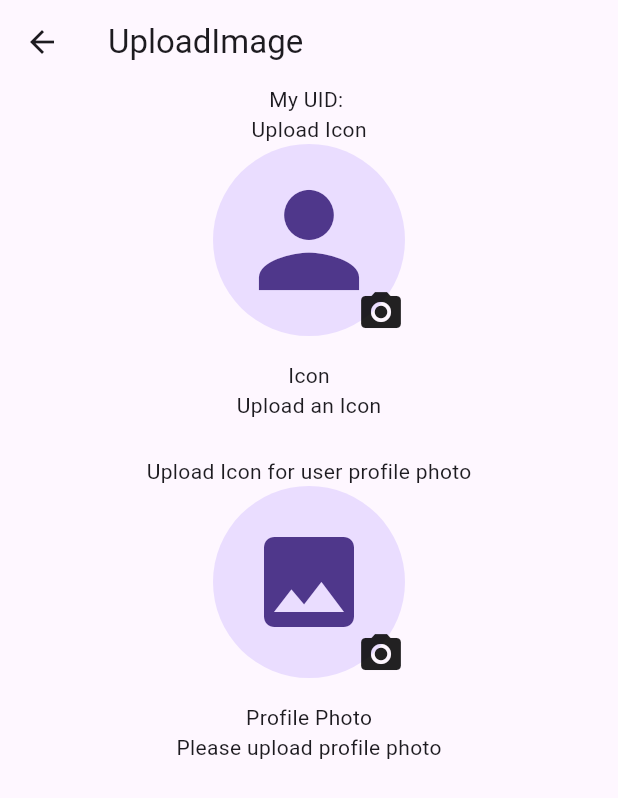
After one commit to thruthesky/easy_packages, a Flutter app: the UploadImageScreen screen opened directly, on a phone screen of 412 x 824 dp. The commit adds this screen. Shown: the top 798 px of the screen. Run offline on Flutter 3.47's test engine with Material 3 defaults, Android fonts, the phone set to English and light mode, and no system bars; our stand-ins replace cached_network_image, cloud_firestore, firebase_auth, firebase_core, firebase_storage, firebase_ui_firestore and 3 more; missing offline and left inert: date_picker_v2, devicelocale, memory_cache; accounts and stored records are empty.

Commit message:
adding file uploadAt to upload image widget

```diff
--- a/easy_storage/lib/easy_storage.dart
+++ b/easy_storage/lib/easy_storage.dart
@@ -1,2 +1,3 @@
 export './src/widget/storage.upload_selection_bottom_sheet.dart';
+export 'src/widget/upload_image.dart';
 export './src/storage.service.dart';
--- /dev/null
+++ b/easy_storage/lib/src/widget/upload_image.dart
@@ -0,0 +1,168 @@
+import 'package:cached_network_image/cached_network_image.dart';
+import 'package:cloud_firestore/cloud_firestore.dart';
+import 'package:easy_storage/easy_storage.dart';
+import 'package:flutter/material.dart';
+
+/// UploadImage
+///
+/// Displays an icon that can be uploaded.
+///
+/// [ref] is the firestore document reference.
+///
+/// [field] is the field name of the firestore document
+///
+/// If the [ref] and [field] are provided, the uploaded image will be saved to
+/// the firestore.
+///
+class UploadImage extends StatefulWidget {
+  const UploadImage({
+    super.key,
+    this.initialData,
+    this.icon,
+    this.title,
+    this.subtitle,
+    this.ref,
+    this.field,
+  });
+
+  final String? initialData;
+  final Widget? icon;
+  final Widget? title;
+  final Widget? subtitle;
+
+  final DocumentReference? ref;
+  final String? field;
+
+  @override
+  State<UploadImage> createState() => _UploadImageState();
+}
+
+class _UploadImageState extends State<UploadImage> {
+  String? url;
+  double? progress;
+
+  bool get isNotUploading {
+    return progress == null || progress == 0 || progress!.isNaN;
+  }
+
+  bool get isUploading => !isNotUploading;
+
+  @override
+  void initState() {
+    super.initState();
+    url = widget.initialData;
+  }
+
+  @override
+  Widget build(BuildContext context) {
+    return GestureDetector(
+      behavior: HitTestBehavior.opaque,
+      onTap: () async {
+        String? uploadedUrl;
+        if (widget.ref == null || widget.field == null) {
+          uploadedUrl = await StorageService.instance.upload(
+            context: context,
+            progress: (p) => setState(() => progress = p),
+            complete: () => setState(() => progress = null),
+          );
+        } else {
+          uploadedUrl = await StorageService.instance.uploadAt(
+            context: context,
+            ref: widget.ref!,
+            field: widget.field!,
+            progress: (p) => setState(() => progress = p),
+            complete: () => setState(() => progress = null),
+          );
+        }
+
+        if (uploadedUrl != null) {
+          url = uploadedUrl;
+          setState(() {});
+        }
+      },
+      child: Column(
+        crossAxisAlignment: CrossAxisAlignment.center,
+        mainAxisAlignment: MainAxisAlignment.start,
+        mainAxisSize: MainAxisSize.min,
+        children: [
+          Stack(
+            children: [
+              url == null
+                  ? CircleAvatar(
+                      radius: 64,
+                      child: widget.icon ??
+                          Icon(
+                            Icons.photo,
+                            size: 64,
+                            color: Theme.of(context).primaryColor,
+                          ),
+                    )
+                  : CircleAvatar(
+                      radius: 64,
+                      backgroundImage: CachedNetworkImageProvider(url!),
+                    ),
+              uploadedPercentageIndicator(),
+              uploadProgressIndicator(color: Colors.blue),
+              const Positioned(
+                right: 0,
+                bottom: 0,
+                child: Icon(
+                  Icons.camera_alt,
+                  size: 32,
+                ),
+              ),
+            ],
+          ),
+          const SizedBox(height: 16),
+          if (widget.title != null) widget.title!,
+          if (widget.subtitle != null) widget.subtitle!,
+        ],
+      ),
+    );
+  }
+
+  Widget uploadedPercentageIndicator() {
+    if (isNotUploading) return const SizedBox.shrink();
+
+    return Positioned.fill(
+      child: Container(
+        decoration: BoxDecoration(
+          color: Colors.black.withOpacity(0.5),
+          shape: BoxShape.circle,
+        ),
+        child: Center(
+          child: Text(
+            '${((progress ?? 0) * 100).toInt()}%',
+            style: const TextStyle(
+              color: Colors.white,
+              fontSize: 28,
+              fontWeight: FontWeight.bold,
+            ),
+          ),
+        ),
+      ),
+    );
+  }
+
+  uploadProgressIndicator({Color? color}) {
+    if (isNotUploading) return const SizedBox.shrink();
+
+    return Positioned(
+      top: 0,
+      left: 0,
+      right: 0,
+      bottom: 0,
+      child: Center(
+        child: SizedBox.expand(
+          child: CircularProgressIndicator(
+            strokeWidth: 4,
+            valueColor: AlwaysStoppedAnimation<Color>(
+              color ?? Theme.of(context).primaryColor,
+            ),
+            value: progress,
+          ),
+        ),
+      ),
+    );
+  }
+}
--- a/easy_storage/pubspec.yaml
+++ b/easy_storage/pubspec.yaml
@@ -8,7 +8,9 @@ environment:
   flutter: ">=1.17.0"
 
 dependencies:
+  cached_network_image: ^3.3.1
   cloud_firestore: ^5.0.2
+  easy_helpers: ^0.0.3
   easy_locale: ^0.0.3
   firebase_auth: ^5.1.1
   firebase_core: ^3.1.1
--- a/easychat/lib/src/chat.service.dart
+++ b/easychat/lib/src/chat.service.dart
@@ -1,5 +1,8 @@
 import 'package:cloud_firestore/cloud_firestore.dart';
+import 'package:easy_helpers/easy_helpers.dart';
+import 'package:easychat/easychat.dart';
 import 'package:easyuser/easyuser.dart';
+import 'package:flutter/material.dart';
 
 class ChatService {
   static ChatService? _instance;
@@ -7,10 +10,45 @@ class ChatService {
 
   ChatService._();
 
-  init() {
+  bool initialized = false;
+
+  Widget Function()? chatRoomListScreen;
+  Widget Function()? chatRoomEditScreen;
+
+  init({
+    String? collectionName,
+    bool enableAnonymousSignIn = false,
+    Widget Function()? chatRoomListScreen,
+    Widget Function()? chatRoomEditScreen,
+  }) {
     UserService.instance.init();
+    if (initialized) {
+      dog('UserService is already initialized; It will not initialize again.');
+      return;
+    }
+    initialized = true;
+
+    this.chatRoomListScreen = chatRoomListScreen ?? this.chatRoomListScreen;
+    this.chatRoomEditScreen = chatRoomEditScreen ?? this.chatRoomEditScreen;
   }
 
   CollectionReference get col =>
       FirebaseFirestore.instance.collection('chat-rooms');
+
+  showChatRoomListScreen(BuildContext context) {
+    return showGeneralDialog(
+      context: context,
+      pageBuilder: (_, __, ___) =>
+          chatRoomListScreen?.call() ?? const ChatRoomListScreen(),
+    );
+  }
+
+  /// Show the chat room edit screen. It's for borth create and update.
+  showChatRoomEditScreen(BuildContext context) {
+    return showGeneralDialog(
+      context: context,
+      pageBuilder: (_, __, ___) =>
+          chatRoomEditScreen?.call() ?? const ChatRoomEditScreen(),
+    );
+  }
 }
--- a/easychat/pubspec.yaml
+++ b/easychat/pubspec.yaml
@@ -12,7 +12,7 @@ dependencies:
   easy_helpers: ^0.0.3
   easy_locale: ^0.0.3
   easy_storage: ^0.0.2
-  easyuser: ^0.0.7
+  easyuser: ^0.0.8
   firebase_core: ^3.1.1
   firebase_database: ^11.0.2
   flutter:
--- a/easyuser/lib/src/user.dart
+++ b/easyuser/lib/src/user.dart
@@ -40,7 +40,12 @@ class User {
   /// Collection reference of the user's collection.
   ///
   CollectionReference col = UserService.instance.col;
+
+  /// [doc] is the document reference of this user model.
   DocumentReference get doc => col.doc(uid);
+
+  /// [ref] is an alias of [doc].
+  DocumentReference get ref => doc;
 
   User({
     required this.uid,
--- /dev/null
+++ b/example/lib/screens/storage/upload_image.screen.dart
@@ -0,0 +1,53 @@
+import 'package:easy_storage/easy_storage.dart';
+import 'package:easyuser/easyuser.dart';
+import 'package:flutter/material.dart';
+
+class UploadImageScreen extends StatefulWidget {
+  static const String routeName = '/UploadImage';
+  const UploadImageScreen({super.key});
+
+  @override
+  State<UploadImageScreen> createState() => _UploadImageScreenState();
+}
+
+class _UploadImageScreenState extends State<UploadImageScreen> {
+  @override
+  Widget build(BuildContext context) {
+    return Scaffold(
+      appBar: AppBar(
+        title: const Text('UploadImage'),
+      ),
+      body: SizedBox(
+        width: double.infinity,
+        child: Column(
+          crossAxisAlignment: CrossAxisAlignment.center,
+          children: [
+            Text("My UID: ${my.uid}"),
+            const Text("Upload Icon"),
+            const UploadImage(
+              icon: Icon(
+                Icons.person,
+                size: 100,
+              ),
+              title: Text('Icon'),
+              subtitle: Text('Upload an Icon'),
+            ),
+            const SizedBox(height: 24),
+            const Text("Upload Icon for user profile photo"),
+            UploadImage(
+              initialData: my.photoUrl,
+              ref: my.ref,
+              field: 'photoUrl',
+              icon: const Icon(
+                Icons.image,
+                size: 80,
+              ),
+              title: const Text('Profile Photo'),
+              subtitle: const Text('Please upload profile photo'),
+            ),
+          ],
+        ),
+      ),
+    );
+  }
+}
--- a/example/pubspec.yaml
+++ b/example/pubspec.yaml
@@ -17,6 +17,7 @@ dependencies:
   easy_helpers:
   easy_locale:
   easy_storage:
+  easychat:
   easyuser:
   firebase_auth: 5.1.1
   firebase_core: 3.1.1
@@ -46,6 +47,8 @@ dependency_overrides:
     path: ../easy_locale
   easy_storage:
     path: ../easy_storage
+  easychat:
+    path: ../easychat
   easyuser:
     path: ../easyuser
 
```
Also changed, not shown: easy_storage/lib/src/storage.service.dart (+26 -21 lines), easychat/lib/easychat.dart (+5 -2 lines), easychat/lib/src/chat.room.dart (+25 -18 lines), easychat/lib/src/widgets/chat.room_edit.screen.dart (added, +68 -0 lines), easychat/lib/src/widgets/chat.room_list.screen.dart (added, +34 -0 lines), example/lib/screens/home/home.screen.dart (+15 -0 lines), easy_storage/example/pubspec.lock, easy_storage/pubspec.lock, easychat/pubspec.lock, example/pubspec.lock, 2 other files.
